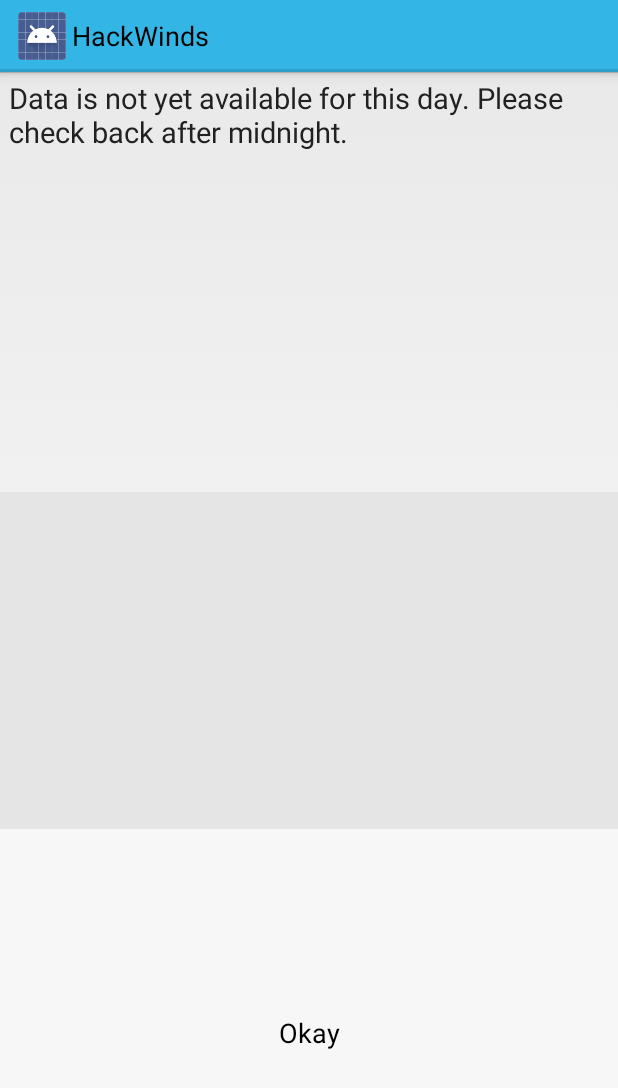
After one commit to mpiannucci/HackWinds-Android, an Android app: the layout forecast_dialog_fail.xml on its own in the app's theme, with its tools: preview values and no code run, on a phone screen of 412 x 824 dp. The commit adds this screen. Shown: the top 1088 px of the screen. Run offline under Robolectric (Android 15) with nearby library versions, the phone set to English and light mode, and no system bars.

Commit message:
Fixed the forecast day bug

```diff
--- /dev/null
+++ b/HackWinds/src/main/res/layout/forecast_dialog_fail.xml
@@ -0,0 +1,34 @@
+<?xml version="1.0" encoding="utf-8"?>
+
+<LinearLayout xmlns:android="http://schemas.android.com/apk/res/android"
+    android:orientation="vertical" android:layout_width="match_parent"
+    android:layout_height="match_parent">
+
+    <TextView
+        android:id="@+id/forcDataFail"
+        android:layout_gravity="left|center_vertical"
+        android:layout_width="fill_parent"
+        android:layout_height="wrap_content"
+        style="@style/DataHeaderText"
+        android:text="@string/forecast_tomorrow"
+        android:layout_weight="1"
+        android:layout_marginTop="4dp"
+        android:layout_marginBottom="4dp"
+        android:layout_marginLeft="6dp"
+        android:layout_marginRight="6dp" />
+
+    <View
+        android:layout_width="fill_parent"
+        android:layout_height="1dp"
+        android:background="@color/ltgrey"
+        android:layout_weight="1" />
+
+    <Button
+        android:id="@+id/failConfirm"
+        android:layout_width="match_parent"
+        android:layout_height="wrap_content"
+        android:text="@string/confirm"
+        android:background="@color/dialogBack"
+        android:layout_weight="1"/>
+
+</LinearLayout>
--- a/HackWinds/src/main/res/values/colors.xml
+++ b/HackWinds/src/main/res/values/colors.xml
@@ -10,6 +10,7 @@
     <color name="medgrey">#696969</color>
     <color name="Lback">#FAFAFA</color>
     <color name="iconBlue">#0000FF</color>
+    <color name="dialogBack">#F7F7F7</color>
     <color name="swipe_color_1">#C2F9FF</color>
     <color name="swipe_color_2">#41D8FC</color>
     <color name="swipe_color_3">#007EFF</color>
--- a/HackWinds/src/main/res/values/strings.xml
+++ b/HackWinds/src/main/res/values/strings.xml
@@ -27,6 +27,7 @@
     <string name="tomorrow_header">Tomorrow</string>
     <string name="next_day_header">The Next Day</string>
     <string name="loading_text">Loading...</string>
+    <string name="forecast_tomorrow">Data is not yet available for this day. Please check back after midnight.</string>
 
     <!-- Tide Page -->
     <string name="low_tide">Low Tide</string>
@@ -43,4 +44,7 @@
     <string name="pref_disclaimer_title">Disclaimer</string>
     <string name="pref_disclaimer_summary">Click to view</string>
     <string name="pref_disclaimer_message">I do not own the images displayed or the forecast data, nor do I claim to.</string>
+
+    <!-- Utility strings -->
+    <string name="confirm">Okay</string>
 </resources>
```
Also changed, not shown: HackWinds/src/main/java/com/nucc/hackwinds/forecastFragment.java (+34 -5 lines).
